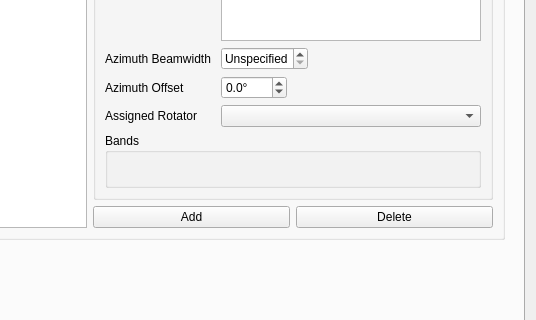
aa5sh/QLog, file ui/SettingsDialog.ui: the form before one commit; both pictures show x 264 to 800 and y 304 to 624 of the 800 by 836 pixel window.
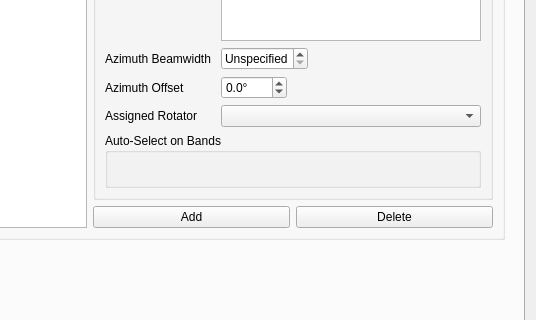
The form after the commit. The open tabs and pages were chosen to show the change. Icons and pictures are not drawn. Custom widgets are drawn as their Qt base class.

Patch:
```diff
--- a/ui/SettingsDialog.ui
+++ b/ui/SettingsDialog.ui
@@ -578,7 +578,7 @@
                     </sizepolicy>
                    </property>
                    <property name="title">
-                    <string>Bands</string>
+                    <string>Auto-Select on Bands</string>
                    </property>
                    <layout class="QVBoxLayout" name="antBandsGroupLayout">
                     <property name="spacing">
```
Left out of the diff: 2 changed lines with no effect on the pictures.
